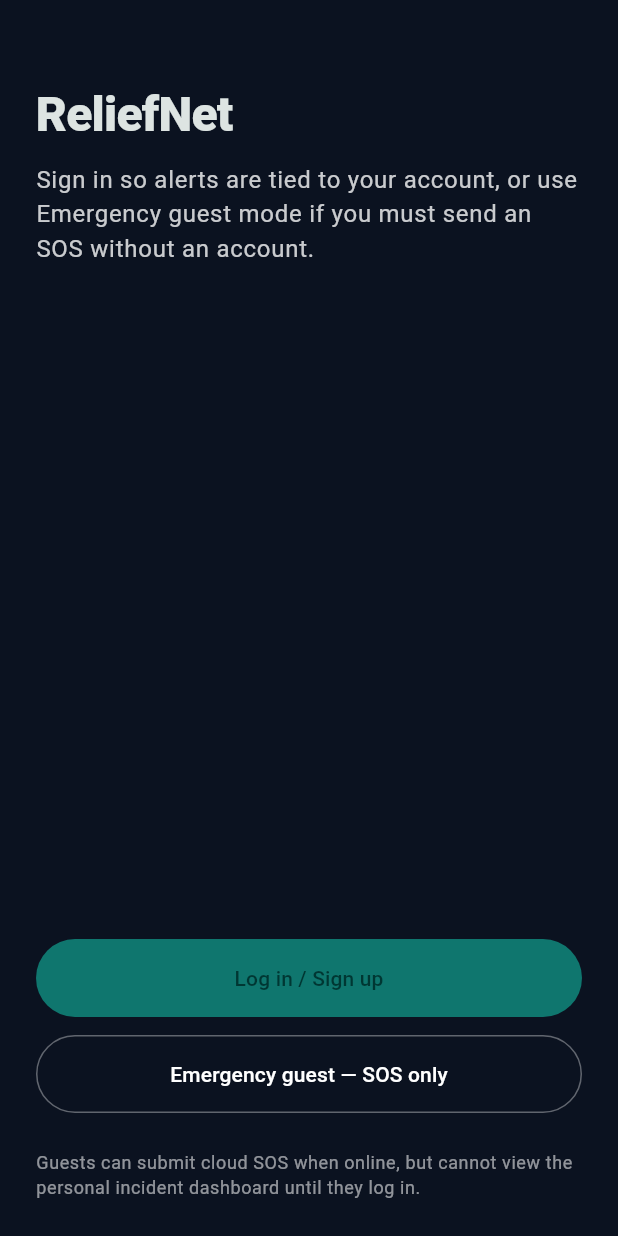
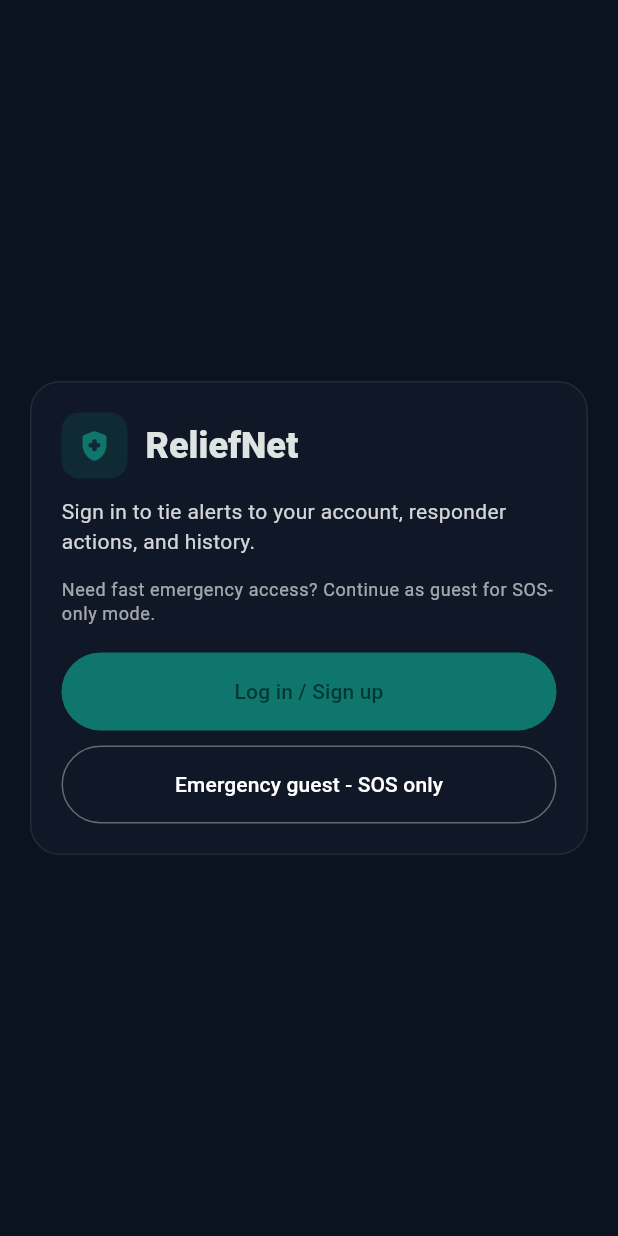
Before and after one commit to celinejp/ReliefNet, a Flutter app: the LoginScreen screen opened directly, on a phone screen of 412 x 824 dp. Run offline on Flutter 3.47's test engine with Material 3 defaults, Android fonts, the phone set to English and light mode, and no system bars; our stand-ins replace connectivity_plus, flutter_secure_storage, geolocator, image_picker, shared_preferences, socket_io_client; missing offline and left inert: auth0_flutter; accounts and stored records are empty; network calls fail.

Commit message:
ui update

```diff
--- a/lib/screens/login_screen.dart
+++ b/lib/screens/login_screen.dart
@@ -37,33 +37,68 @@ class _LoginScreenState extends State<LoginScreen> {
   @override
   Widget build(BuildContext context) {
     final scheme = Theme.of(context).colorScheme;
+    final textTheme = Theme.of(context).textTheme;
 
     return Scaffold(
       backgroundColor: ReliefNetApp.brandDeep,
       body: SafeArea(
+        child: Center(
+          child: ConstrainedBox(
+            constraints: const BoxConstraints(maxWidth: 460),
             child: Padding(
-          padding: const EdgeInsets.all(24),
+              padding: const EdgeInsets.all(20),
+              child: Container(
+                padding: const EdgeInsets.all(20),
+                decoration: BoxDecoration(
+                  color: Theme.of(context).colorScheme.surface.withValues(alpha: 0.9),
+                  borderRadius: BorderRadius.circular(20),
+                  border: Border.all(color: Colors.white.withValues(alpha: 0.08)),
+                ),
                 child: Column(
+                  mainAxisSize: MainAxisSize.min,
                   crossAxisAlignment: CrossAxisAlignment.stretch,
                   children: [
-              const SizedBox(height: 32),
-              Text(
+                    Row(
+                      children: [
+                        Container(
+                          padding: const EdgeInsets.all(10),
+                          decoration: BoxDecoration(
+                            color: scheme.primary.withValues(alpha: 0.2),
+                            borderRadius: BorderRadius.circular(12),
+                          ),
+                          child: Icon(
+                            Icons.health_and_safety_rounded,
+                            color: scheme.primary,
+                          ),
+                        ),
+                        const SizedBox(width: 12),
+                        Expanded(
+                          child: Text(
                             'ReliefNet',
-                style: Theme.of(context).textTheme.headlineLarge?.copyWith(
+                            style: textTheme.headlineSmall?.copyWith(
                               fontWeight: FontWeight.w800,
-                      letterSpacing: -0.5,
                             ),
+                          ),
+                        ),
+                      ],
                     ),
                     const SizedBox(height: 12),
                     Text(
-                'Sign in so alerts are tied to your account, or use Emergency '
-                'guest mode if you must send an SOS without an account.',
-                style: Theme.of(context).textTheme.bodyLarge?.copyWith(
-                      color: Colors.white.withValues(alpha: 0.78),
-                      height: 1.45,
+                      'Sign in to tie alerts to your account, responder actions, and history.',
+                      style: textTheme.bodyMedium?.copyWith(
+                        color: Colors.white.withValues(alpha: 0.82),
+                        height: 1.4,
                       ),
                     ),
-              const Spacer(),
+                    const SizedBox(height: 14),
+                    Text(
+                      'Need fast emergency access? Continue as guest for SOS-only mode.',
+                      style: textTheme.bodySmall?.copyWith(
+                        color: Colors.white.withValues(alpha: 0.62),
+                        height: 1.35,
+                      ),
+                    ),
+                    const SizedBox(height: 18),
                     FilledButton(
                       onPressed: _busy ? null : _login,
                       style: FilledButton.styleFrom(
@@ -78,7 +113,7 @@ class _LoginScreenState extends State<LoginScreen> {
                             )
                           : const Text('Log in / Sign up'),
                     ),
-              const SizedBox(height: 12),
+                    const SizedBox(height: 10),
                     OutlinedButton(
                       onPressed: _busy ? null : _guest,
                       style: OutlinedButton.styleFrom(
@@ -86,18 +121,12 @@ class _LoginScreenState extends State<LoginScreen> {
                         foregroundColor: Colors.white,
                         side: BorderSide(color: Colors.white.withValues(alpha: 0.35)),
                       ),
-                child: const Text('Emergency guest — SOS only'),
+                      child: const Text('Emergency guest - SOS only'),
                     ),
-              const SizedBox(height: 24),
-              Text(
-                'Guests can submit cloud SOS when online, but cannot view the '
-                'personal incident dashboard until they log in.',
-                style: Theme.of(context).textTheme.bodySmall?.copyWith(
-                      color: Colors.white.withValues(alpha: 0.55),
-                      height: 1.4,
+                  ],
                 ),
               ),
-            ],
+            ),
           ),
         ),
       ),
```
Also changed, not shown: lib/screens/all_alerts_screen.dart (+35 -0 lines). Lines whose indentation alone changed are shown as unchanged.
